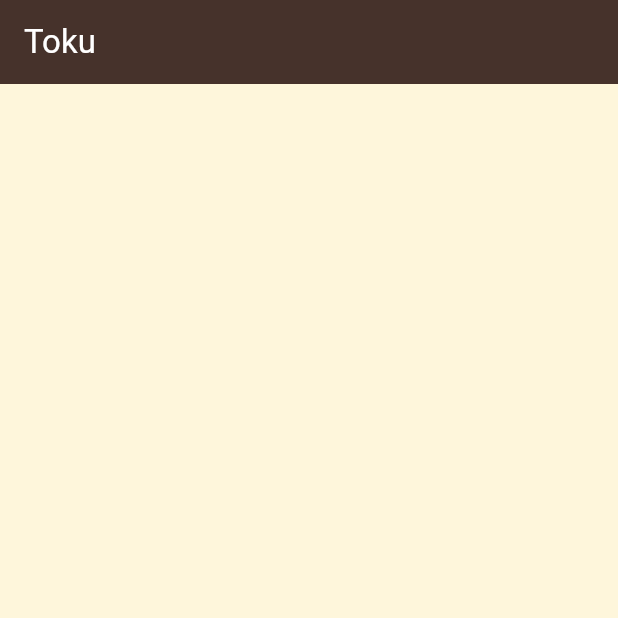
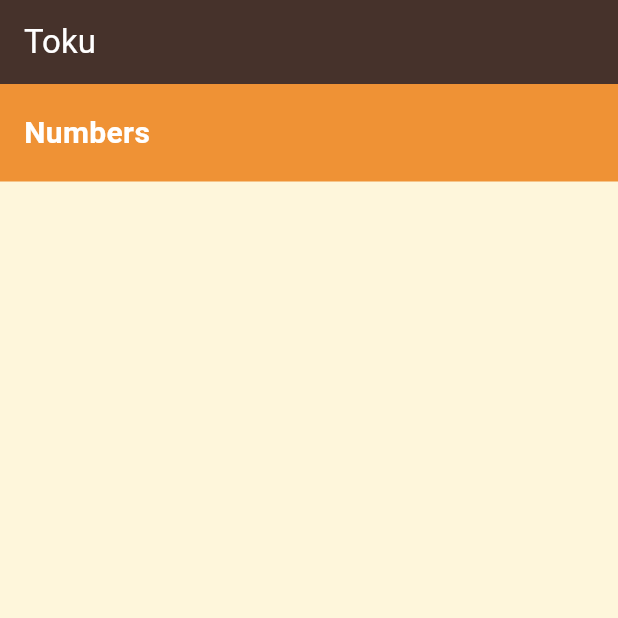
Before and after one commit to ali4hassan9ali2022/language_learning_app, a Flutter app: the screen it shows after launch, on a phone screen of 412 x 824 dp, the top half of it. Run offline on Flutter 3.47's test engine with Material 3 defaults, Android fonts, the phone set to English and light mode, and no system bars.

Commit message:
create category

```diff
--- a/lib/main.dart
+++ b/lib/main.dart
@@ -20,6 +20,27 @@
             style: TextStyle(color: Colors.white),
           ),
         ),
+        body: Column(
+          children: [
+            Container(
+              alignment: Alignment.centerLeft,
+              height: 65,
+              width: double.infinity,
+              color: const Color(0xffEF9235),
+              child: const Padding(
+                padding: EdgeInsets.only(left: 16),
+                child: Text(
+                  "Numbers",
+                  style: TextStyle(
+                    fontSize: 20,
+                    fontWeight: FontWeight.bold,
+                    color: Colors.white,
+                  ),
+                ),
+              ),
+            )
+          ],
+        ),
       ),
     );
   }
```
